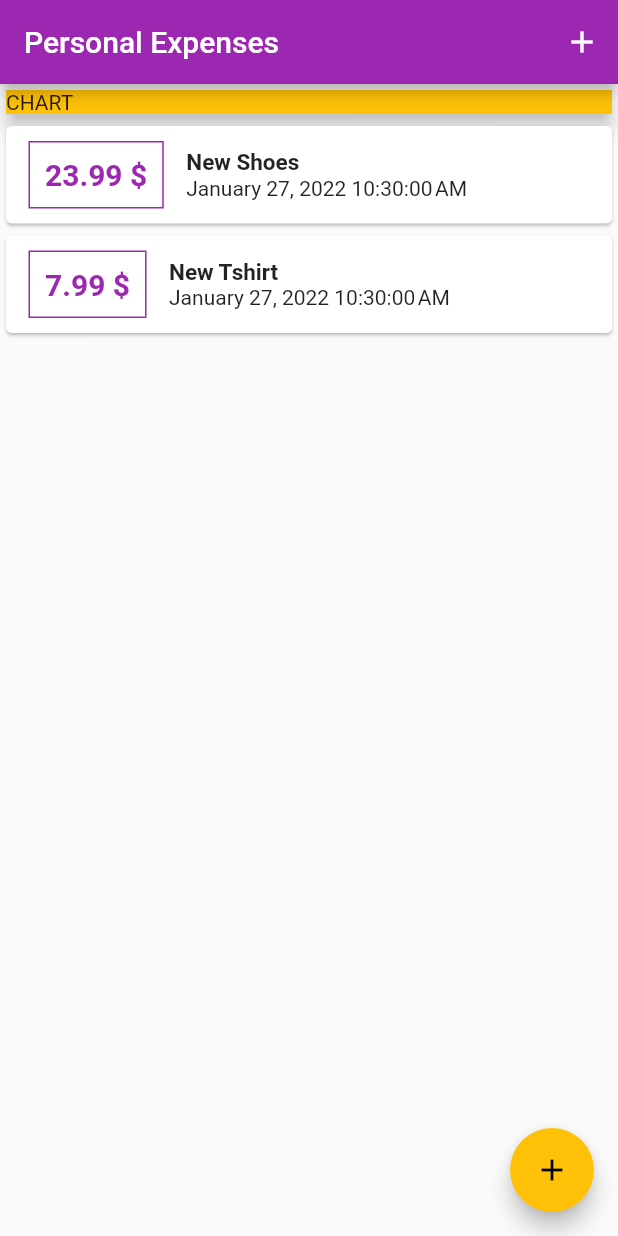
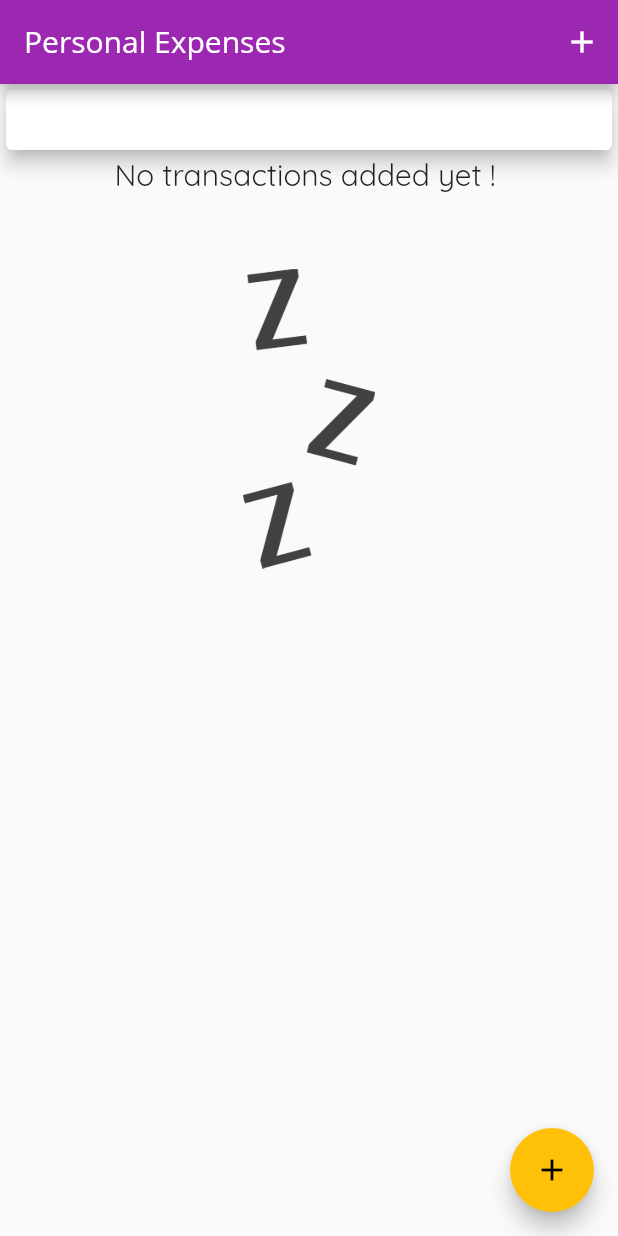
Before and after one commit to Whitewolf1911/personal_expenses, a Flutter app: the screen it shows after launch, on a phone screen of 412 x 824 dp. Run offline on Flutter 3.47's test engine with Material 2 defaults, Android fonts, the phone set to English and light mode, and no system bars.

Commit message:
added custom fonts

```diff
--- a/lib/main.dart
+++ b/lib/main.dart
@@ -4,6 +4,7 @@ import 'package:flutter/material.dart';
 import 'package:personal_expenses/widgets/transaction_list.dart';
 import './widgets/new_transaction.dart';
 import 'models/transaction.dart';
+import './widgets/chart.dart';
 
 void main() {
   runApp(MyApp());
@@ -15,9 +16,11 @@ class MyApp extends StatelessWidget {
     return MaterialApp(
       title: 'Personal Expenses',
       theme: ThemeData(
-        primarySwatch: Colors.purple,
-        accentColor: Colors.amber
-      ),
+          primarySwatch: Colors.purple,
+          accentColor: Colors.amber,
+          fontFamily: 'Quicksand',
+          appBarTheme: AppBarTheme(
+              titleTextStyle: TextStyle(fontFamily: 'OpenSans', fontSize: 20))),
       home: MyHomePage(),
     );
   }
@@ -29,13 +32,18 @@ class MyHomePage extends StatefulWidget {
 }
 
 class _MyHomePageState extends State<MyHomePage> {
+  final List<Transaction> _userTransaction = [
+    // Transaction(
+    //     id: 't1', date: DateTime.now(), title: 'New Shoes', amount: 23.99),
+    // Transaction(
+    //     id: 't2', date: DateTime.now(), title: 'New Tshirt', amount: 7.99)
+  ];
 
-  final List<Transaction> _userTransaction = [
-    Transaction(
-        id: 't1', date: DateTime.now(), title: 'New Shoes', amount: 23.99),
-    Transaction(
-        id: 't2', date: DateTime.now(), title: 'New Tshirt', amount: 7.99)
-  ];
+  List<Transaction> get _recentTransactions {
+    return _userTransaction.where((tx) {
+      return tx.date.isAfter(DateTime.now().subtract(Duration(days: 7)));
+    }).toList();
+  }
 
   void _addNewTransaction(String txTitle, double txAmount) {
     final newTx = Transaction(
@@ -77,7 +85,7 @@ class _MyHomePageState extends State<MyHomePage> {
             Container(
               width: double.infinity,
               child: Card(
-                child: Container(color: Colors.amber, child: Text('CHART')),
+                child: Container(child: Chart(_recentTransactions)),
                 elevation: 5,
               ),
             ),
--- /dev/null
+++ b/lib/widgets/chart.dart
@@ -0,0 +1,39 @@
+// ignore_for_file: prefer_const_constructors
+
+import 'package:flutter/material.dart';
+import '../models/transaction.dart';
+import 'package:intl/intl.dart';
+
+class Chart extends StatelessWidget {
+  final List<Transaction> recentTransactions;
+  Chart(this.recentTransactions);
+
+  List<Map<String, Object>> get groupedTransactionValues {
+    return List.generate(7, (index) {
+      var weekDay = DateTime.now().subtract(Duration(days: index));
+
+      double totalSum = 0.0;
+
+      for (var i = 0; i < recentTransactions.length; i++) {
+        if (recentTransactions[i].date.day == weekDay.day &&
+            recentTransactions[i].date.month == weekDay.month &&
+            recentTransactions[i].date.year == weekDay.year) {
+          totalSum += recentTransactions[i].amount;
+        }
+      }
+      return {'day': DateFormat.E(weekDay), 'amount': totalSum};
+    });
+  }
+
+  @override
+  Widget build(BuildContext context) {
+
+    return Card(
+      elevation: 6,
+      margin: EdgeInsets.all(20),
+      child: Row(
+        children: [],
+      ),
+    );
+  }
+}
--- a/lib/widgets/transaction_list.dart
+++ b/lib/widgets/transaction_list.dart
@@ -13,7 +13,16 @@ class TransactionList extends StatelessWidget {
   Widget build(BuildContext context) {
     return Container(
         height: 300,
-        child: ListView.builder(
+        child: transactions.isEmpty ?
+          Column(children: [
+            Text('No transactions added yet ! ' , style: Theme.of(context).textTheme.headline6,),
+            SizedBox(height: 50,),
+            Container(
+              height: 200,
+              child: Image.asset('assets/images/waiting.png', fit: BoxFit.cover))
+          ],)
+
+        :ListView.builder(
           itemBuilder: (ctx, index) {
             return Card(
               child: Row(
```
Also changed, not shown: pubspec.yaml (+14 -9 lines), assets/fonts/OpenSans-Bold.ttf (added), assets/fonts/OpenSans-Regular.ttf (added), assets/fonts/Quicksand-Bold.ttf (added), assets/fonts/Quicksand-Light.ttf (added), assets/fonts/Quicksand-Medium.ttf (added), assets/fonts/Quicksand-Regular.ttf (added), assets/images/waiting.png (added).
